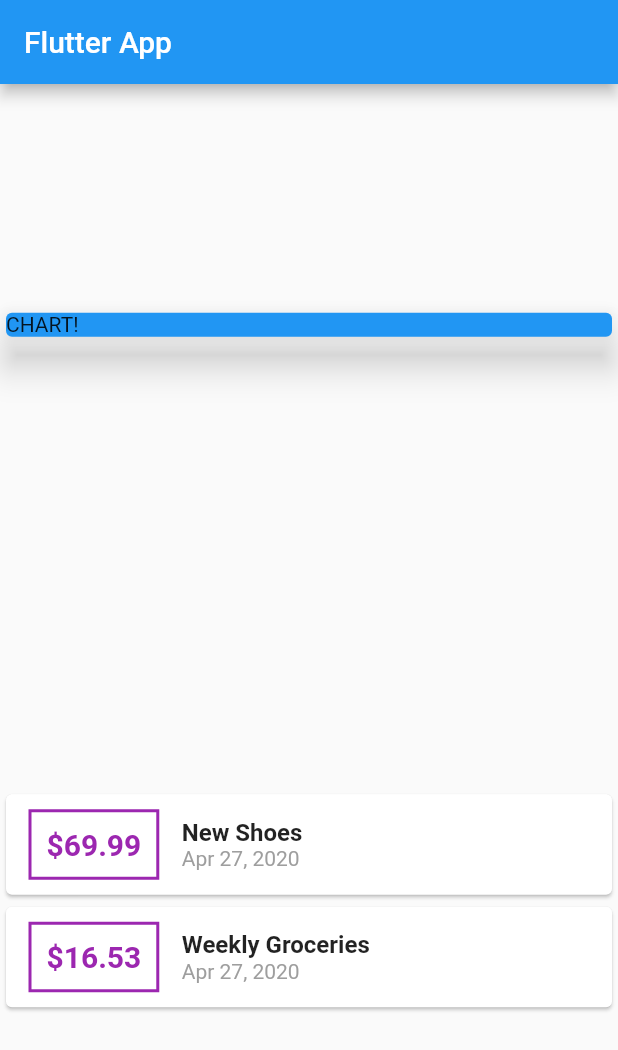
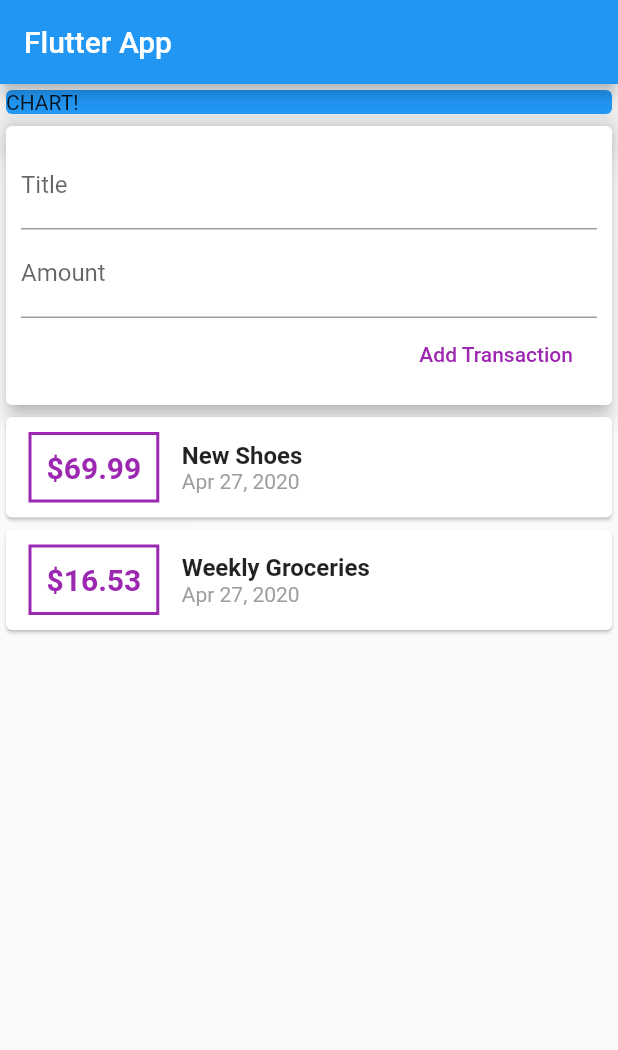
Before and after one commit to asb9189/Personal_Expenses, a Flutter app: the screen it shows after launch, on a phone screen of 412 x 824 dp. Shown: the top 1050 px of the screen. Run offline on Flutter 3.47's test engine with Material 2 defaults, Android fonts, the phone set to English and light mode, and no system bars.

Commit message:
Added user input text fields and a flatbutton that creates a transaction object when clicked.

```diff
--- a/lib/main.dart
+++ b/lib/main.dart
@@ -21,14 +21,17 @@ class MyHomePage extends StatelessWidget {
     new Transaction(id: "t2", title: "Weekly Groceries", amount: 16.53, date: DateTime.now())
   ];
 
+  final titalController = TextEditingController();
+  final amountController = TextEditingController();
+
   @override
   Widget build(BuildContext context) {
     return Scaffold(
+      resizeToAvoidBottomInset: false, //prevents keyboard from overflowing
         appBar: AppBar(
           title: Text('Flutter App'),
         ),
         body: Column(
-          mainAxisAlignment: MainAxisAlignment.spaceAround,
           crossAxisAlignment: CrossAxisAlignment.stretch,
           children: <Widget>[
             Container(
@@ -39,6 +42,33 @@ class MyHomePage extends StatelessWidget {
                 elevation: 10,
               ),
             ),
+
+            Card(
+              elevation: 5,
+              child: Container(
+                padding: EdgeInsets.all(10),
+                child: Column(
+                  crossAxisAlignment: CrossAxisAlignment.end,
+                  children: <Widget>[
+                    TextField(decoration: InputDecoration(labelText: "Title"),
+                      controller: titalController,
+                    ),
+                    TextField(decoration: InputDecoration(labelText: "Amount"),
+                      controller: amountController,
+                    ),
+                    FlatButton(
+                      child: Text("Add Transaction"),
+                      onPressed: () {
+                        print(titalController.text);
+                        print(amountController.text);
+                      },
+                      textColor: Colors.purple,
+                    )
+                  ],
+                ),
+              ),
+            ),
+
             Column(
               children: transactions.map( (tx) {
                 return Card(
@@ -52,7 +82,8 @@ class MyHomePage extends StatelessWidget {
                           border: Border.all(
                             color: Colors.purple,
                             width: 2,
-                            )),
+                            )
+                          ),
                         child: Text(
                           "\$${tx.amount}",
                           style: TextStyle(
```
Lines whose indentation alone changed are shown as unchanged.
